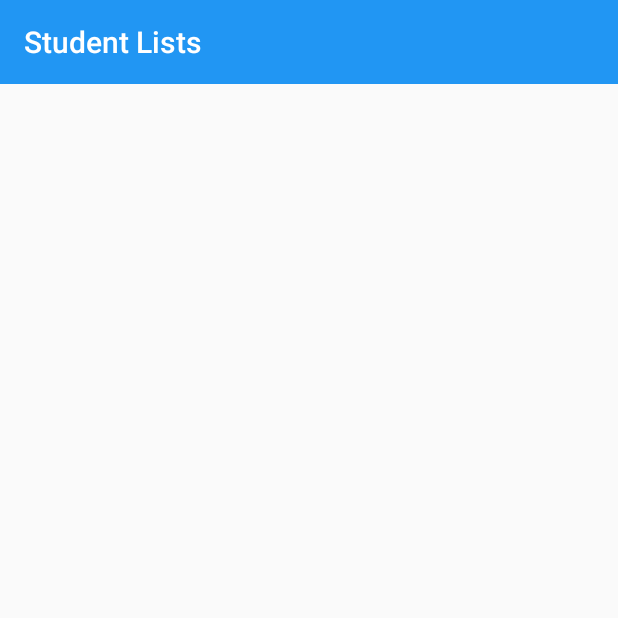
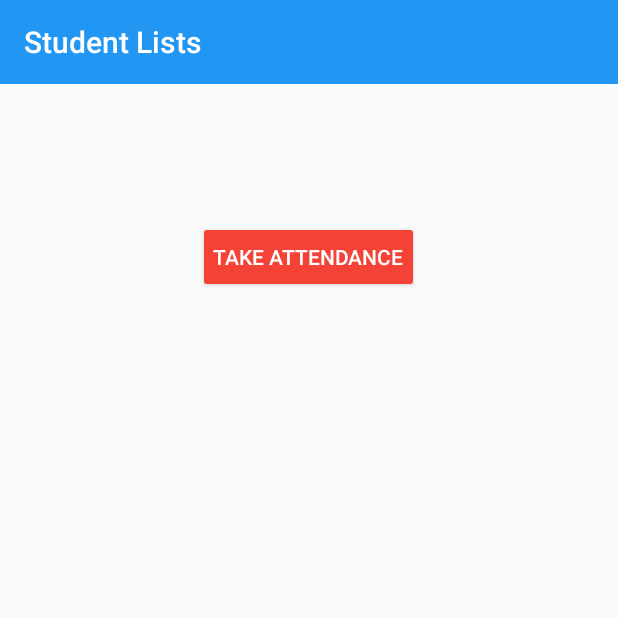
Before and after one commit to pradyotprksh/NewAttendanceAppFaculty, an Android app: the StudentAttendanceList screen opened directly, with no data from a screen before it, on a phone screen of 412 x 824 dp, the top half of it. Run offline under Robolectric (Android 15) with nearby library versions, the phone set to English and light mode, and no system bars; our stand-ins replace CircleImageView, Firebase (no records; nobody signed in at launch, a user with empty details on screens opened directly).

Commit message:
Headache Work

```diff
--- a/app/src/main/java/com/application/pradyotprakash/newattendanceappfaculty/StudentAttendanceList.java
+++ b/app/src/main/java/com/application/pradyotprakash/newattendanceappfaculty/StudentAttendanceList.java
@@ -6,6 +6,8 @@ import android.os.Bundle;
 import android.support.v7.widget.LinearLayoutManager;
 import android.support.v7.widget.RecyclerView;
 import android.support.v7.widget.Toolbar;
+import android.view.View;
+import android.widget.Button;
 import android.widget.TextView;
 import android.widget.Toast;
 
@@ -21,17 +23,19 @@ import java.util.List;
 public class StudentAttendanceList extends AppCompatActivity {
 
     private Toolbar mToolbar;
-    private RecyclerView mStudentListView;
+    private RecyclerView mStudentListView, mStudentListViewEithAttendance;
     private static String classValue;
     private static String subject;
     private static String from;
     private static String to;
     private static String whichDay;
     private String name;
+    private Button takeAttendance, notTakeAttendance, doneTakeAttendance;
     private TextView classValueText, subjectText, fromText, toText, nameText;
-    private List<Students> studentsList;
+    private List<Students> studentsList, studentList1;
     private StudentRecyclerAdapter studentRecyclerAdapter;
-    private FirebaseFirestore mFirestore;
+    private StudentRecyclerAdapterWoAttendance studentRecyclerAdapter1;
+    private FirebaseFirestore mFirestore, mFirestore1;
 
     @Override
     protected void onCreate(Bundle savedInstanceState) {
@@ -51,25 +55,83 @@ public class StudentAttendanceList extends AppCompatActivity {
         fromText = findViewById(R.id.fromValue);
         toText = findViewById(R.id.toValue);
         nameText = findViewById(R.id.nameValue);
+        takeAttendance = findViewById(R.id.takeAttendance);
+        notTakeAttendance = findViewById(R.id.notTakeAttendance);
+        doneTakeAttendance = findViewById(R.id.doneTakeAttendance);
         classValueText.setText(classValue);
         subjectText.setText(subject);
         fromText.setText(from);
         toText.setText(to);
         nameText.setText(name);
-        mStudentListView = findViewById(R.id.studentList);
+        mStudentListViewEithAttendance = findViewById(R.id.studentListWithAttendance);
         mFirestore = FirebaseFirestore.getInstance();
         studentsList = new ArrayList<>();
         studentsList.clear();
         studentRecyclerAdapter = new StudentRecyclerAdapter(getApplicationContext(), studentsList);
+        mStudentListViewEithAttendance.setHasFixedSize(true);
+        mStudentListViewEithAttendance.setLayoutManager(new LinearLayoutManager(getApplicationContext()));
+        mStudentListViewEithAttendance.setAdapter(studentRecyclerAdapter);
+        mStudentListViewEithAttendance.setVisibility(View.INVISIBLE);
+        mStudentListView = findViewById(R.id.studentList);
+        mFirestore1 = FirebaseFirestore.getInstance();
+        studentList1 = new ArrayList<>();
+        studentList1.clear();
+        studentRecyclerAdapter1 = new StudentRecyclerAdapterWoAttendance(getApplicationContext(), studentsList);
         mStudentListView.setHasFixedSize(true);
         mStudentListView.setLayoutManager(new LinearLayoutManager(getApplicationContext()));
-        mStudentListView.setAdapter(studentRecyclerAdapter);
+        mStudentListView.setAdapter(studentRecyclerAdapter1);
+        notTakeAttendance.setVisibility(View.INVISIBLE);
+        doneTakeAttendance.setVisibility(View.INVISIBLE);
+        takeAttendance.setOnClickListener(new View.OnClickListener() {
+            @Override
+            public void onClick(View v) {
+                mStudentListViewEithAttendance.setVisibility(View.VISIBLE);
+                mStudentListView.setVisibility(View.INVISIBLE);
+                takeAttendance.setVisibility(View.INVISIBLE);
+                notTakeAttendance.setVisibility(View.VISIBLE);
+                doneTakeAttendance.setVisibility(View.VISIBLE);
+            }
+        });
+        notTakeAttendance.setOnClickListener(new View.OnClickListener() {
+            @Override
+            public void onClick(View v) {
+                mStudentListViewEithAttendance.setVisibility(View.INVISIBLE);
+                mStudentListView.setVisibility(View.VISIBLE);
+                takeAttendance.setVisibility(View.VISIBLE);
+                notTakeAttendance.setVisibility(View.INVISIBLE);
+                doneTakeAttendance.setVisibility(View.INVISIBLE);
+            }
+        });
+        doneTakeAttendance.setOnClickListener(new View.OnClickListener() {
+            @Override
+            public void onClick(View v) {
+                mStudentListViewEithAttendance.setVisibility(View.INVISIBLE);
+                mStudentListView.setVisibility(View.VISIBLE);
+                takeAttendance.setVisibility(View.VISIBLE);
+                notTakeAttendance.setVisibility(View.INVISIBLE);
+                doneTakeAttendance.setVisibility(View.INVISIBLE);
+            }
+        });
     }
 
     @Override
     protected void onStart() {
         super.onStart();
         studentsList.clear();
+        studentList1.clear();
+        mFirestore1.collection("Student").orderBy("usn").addSnapshotListener(StudentAttendanceList.this, new EventListener<QuerySnapshot>() {
+            @Override
+            public void onEvent(QuerySnapshot documentSnapshots, FirebaseFirestoreException e) {
+                for (DocumentChange doc : documentSnapshots.getDocumentChanges()) {
+                    if (doc.getType() == DocumentChange.Type.ADDED) {
+                        String student_id = doc.getDocument().getId();
+                        Students students = doc.getDocument().toObject(Students.class).withId(student_id);
+                        studentList1.add(students);
+                        studentRecyclerAdapter1.notifyDataSetChanged();
+                    }
+                }
+            }
+        });
         mFirestore.collection("Student").orderBy("usn").addSnapshotListener(StudentAttendanceList.this, new EventListener<QuerySnapshot>() {
             @Override
             public void onEvent(QuerySnapshot documentSnapshots, FirebaseFirestoreException e) {
--- a/app/src/main/java/com/application/pradyotprakash/newattendanceappfaculty/StudentRecyclerAdapter.java
+++ b/app/src/main/java/com/application/pradyotprakash/newattendanceappfaculty/StudentRecyclerAdapter.java
@@ -2,6 +2,7 @@ package com.application.pradyotprakash.newattendanceappfaculty;
 
 import android.content.Context;
 import android.content.Intent;
+import android.support.annotation.NonNull;
 import android.support.v7.widget.RecyclerView;
 import android.view.LayoutInflater;
 import android.view.View;
@@ -11,7 +12,10 @@ import android.widget.TextView;
 import android.widget.Toast;
 
 import com.bumptech.glide.Glide;
+import com.google.android.gms.tasks.OnCompleteListener;
 import com.google.android.gms.tasks.OnSuccessListener;
+import com.google.android.gms.tasks.Task;
+import com.google.firebase.firestore.DocumentSnapshot;
 import com.google.firebase.firestore.FirebaseFirestore;
 
 import java.text.SimpleDateFormat;
@@ -31,9 +35,10 @@ public class StudentRecyclerAdapter extends RecyclerView.Adapter<StudentRecycler
 
     private List<Students> studentsList;
     private Context context;
-    private FirebaseFirestore mFirestore;
+    private FirebaseFirestore mFirestore, mFirestore1, mFirestore2;
     final String subjectclass = StudentAttendanceList.getSubject();
     final String classvalue = StudentAttendanceList.getClassValue();
+    private double totalDays;
 
     public StudentRecyclerAdapter(Context context, List<Students> studentsList) {
         this.studentsList = studentsList;
@@ -57,7 +62,21 @@ public class StudentRecyclerAdapter extends RecyclerView.Adapter<StudentRecycler
         SimpleDateFormat sdf = new SimpleDateFormat("hh:mm a");
         final String currentDateTimeString = sdf.format(d);
         mFirestore = FirebaseFirestore.getInstance();
+        mFirestore1 = FirebaseFirestore.getInstance();
+        mFirestore2 = FirebaseFirestore.getInstance();
         if (classvalue.equals(studentsList.get(position).getClassName())) {
+            mFirestore1.collection("Attendance").document(classvalue).collection(subjectclass).document("TotalClass").get().addOnCompleteListener(new OnCompleteListener<DocumentSnapshot>() {
+                @Override
+                public void onComplete(@NonNull Task<DocumentSnapshot> task) {
+                    if (task.isSuccessful()) {
+                        if (task.getResult().exists()) {
+                            totalDays = task.getResult().getDouble("totalDays");
+                        } else {
+                            totalDays = 0.0;
+                        }
+                    }
+                }
+            });
             holder.mUsn.setText(studentsList.get(position).getUsn());
             CircleImageView mImageView = holder.mImage;
             Glide.with(context).load(studentsList.get(position).getImage()).into(mImageView);
--- /dev/null
+++ b/app/src/main/java/com/application/pradyotprakash/newattendanceappfaculty/StudentRecyclerAdapterWoAttendance.java
@@ -0,0 +1,73 @@
+package com.application.pradyotprakash.newattendanceappfaculty;
+
+import android.content.Context;
+import android.content.Intent;
+import android.support.v7.widget.RecyclerView;
+import android.view.LayoutInflater;
+import android.view.View;
+import android.view.ViewGroup;
+import android.widget.TextView;
+
+import com.bumptech.glide.Glide;
+
+import java.util.List;
+
+import de.hdodenhof.circleimageview.CircleImageView;
+
+/**
+ * Created by pradyot on 26/03/18.
+ */
+
+public class StudentRecyclerAdapterWoAttendance extends RecyclerView.Adapter<StudentRecyclerAdapterWoAttendance.ViewHolder> {
+
+    private List<Students> studentsList;
+    private Context context;
+    final String subjectclass = StudentAttendanceList.getSubject();
+
+    public StudentRecyclerAdapterWoAttendance(Context context, List<Students> studentsList) {
+        this.studentsList = studentsList;
+        this.context = context;
+    }
+
+    @Override
+    public ViewHolder onCreateViewHolder(ViewGroup parent, int viewType) {
+        View view = LayoutInflater.from(parent.getContext()).inflate(R.layout.student_list_wo_attendance_item, parent, false);
+        return new ViewHolder(view);
+    }
+
+    @Override
+    public void onBindViewHolder(final ViewHolder holder, int position) {
+        final String student_id = studentsList.get(position).studentId;
+        holder.mUsn.setText(studentsList.get(position).getUsn());
+        CircleImageView mImageView = holder.mImage;
+        Glide.with(context).load(studentsList.get(position).getImage()).into(mImageView);
+        holder.mView.setOnClickListener(new View.OnClickListener() {
+            @Override
+            public void onClick(View v) {
+                Intent intent = new Intent(context, StudentStatus.class);
+                intent.putExtra("subject", subjectclass);
+                intent.putExtra("studentid", student_id);
+                context.startActivity(intent);
+            }
+        });
+    }
+
+    @Override
+    public int getItemCount() {
+        return studentsList.size();
+    }
+
+    public class ViewHolder extends RecyclerView.ViewHolder {
+
+        private View mView;
+        private CircleImageView mImage;
+        private TextView mUsn;
+
+        public ViewHolder(View itemView) {
+            super(itemView);
+            mView = itemView;
+            mImage = mView.findViewById(R.id.student_list_image);
+            mUsn = mView.findViewById(R.id.student_list_usn);
+        }
+    }
+}
--- a/app/src/main/res/layout/activity_student_attendance_list.xml
+++ b/app/src/main/res/layout/activity_student_attendance_list.xml
@@ -5,6 +5,18 @@
     android:layout_width="match_parent"
     android:layout_height="match_parent"
     tools:context="com.application.pradyotprakash.newattendanceappfaculty.StudentAttendanceList">
+
+    <android.support.v7.widget.RecyclerView
+        android:id="@+id/studentListWithAttendance"
+        android:layout_width="0dp"
+        android:layout_height="0dp"
+        android:layout_marginTop="8dp"
+        app:layout_constraintBottom_toBottomOf="parent"
+        app:layout_constraintEnd_toEndOf="parent"
+        app:layout_constraintStart_toStartOf="parent"
+        app:layout_constraintTop_toBottomOf="@+id/takeAttendance">
+
+    </android.support.v7.widget.RecyclerView>
 
     <android.support.v7.widget.Toolbar
         android:id="@+id/studentAttendanceToolbar"
@@ -36,16 +48,10 @@
         android:layout_width="wrap_content"
         android:layout_height="wrap_content"
         android:layout_marginEnd="8dp"
-        android:layout_marginStart="8dp"
-        android:layout_marginTop="96dp"
-        android:padding="20dp"
+        android:layout_marginTop="16dp"
         android:text="Faculty Name"
-        android:textColor="@android:color/black"
-        android:textSize="20sp"
         android:textStyle="bold"
         app:layout_constraintEnd_toEndOf="parent"
-        app:layout_constraintHorizontal_bias="0.498"
-        app:layout_constraintStart_toStartOf="parent"
         app:layout_constraintTop_toBottomOf="@+id/studentAttendanceToolbar" />
 
     <TextView
@@ -92,6 +98,54 @@
         app:layout_constraintBottom_toBottomOf="parent"
         app:layout_constraintEnd_toEndOf="parent"
         app:layout_constraintStart_toStartOf="parent"
-        app:layout_constraintTop_toBottomOf="@+id/nameValue" />
+        app:layout_constraintTop_toBottomOf="@+id/takeAttendance" >
+
+    </android.support.v7.widget.RecyclerView>
+
+    <Button
+        android:id="@+id/takeAttendance"
+        android:layout_width="wrap_content"
+        android:layout_height="wrap_content"
+        android:layout_marginEnd="8dp"
+        android:layout_marginStart="8dp"
+        android:layout_marginTop="48dp"
+        android:backgroundTint="@color/colorAccent"
+        android:padding="10dp"
+        android:text="Take Attendance"
+        android:textColor="@android:color/white"
+        app:layout_constraintEnd_toEndOf="parent"
+        app:layout_constraintHorizontal_bias="0.498"
+        app:layout_constraintStart_toStartOf="parent"
+        app:layout_constraintTop_toBottomOf="@+id/subjectValue" />
+
+    <Button
+        android:id="@+id/notTakeAttendance"
+        android:layout_width="wrap_content"
+        android:layout_height="wrap_content"
+        android:layout_marginEnd="8dp"
+        android:layout_marginTop="48dp"
+        android:backgroundTint="@color/colorAccent"
+        android:padding="10dp"
+        android:text="Don't Take Attendance"
+        android:textColor="@android:color/white"
+        app:layout_constraintEnd_toEndOf="parent"
+        app:layout_constraintHorizontal_bias="0.0"
+        app:layout_constraintStart_toStartOf="parent"
+        app:layout_constraintTop_toBottomOf="@+id/subjectValue" />
+
+    <Button
+        android:id="@+id/doneTakeAttendance"
+        android:layout_width="wrap_content"
+        android:layout_height="wrap_content"
+        android:layout_marginStart="8dp"
+        android:layout_marginTop="48dp"
+        android:backgroundTint="@color/colorAccent"
+        android:padding="10dp"
+        android:text="Done Taking Attendance"
+        android:textColor="@android:color/white"
+        app:layout_constraintEnd_toEndOf="parent"
+        app:layout_constraintHorizontal_bias="1.0"
+        app:layout_constraintStart_toStartOf="parent"
+        app:layout_constraintTop_toBottomOf="@+id/subjectValue" />
 
 </android.support.constraint.ConstraintLayout>
```
Also changed, not shown: app/src/main/res/layout/student_list_wo_attendance_item.xml (added, +25 -0 lines).
